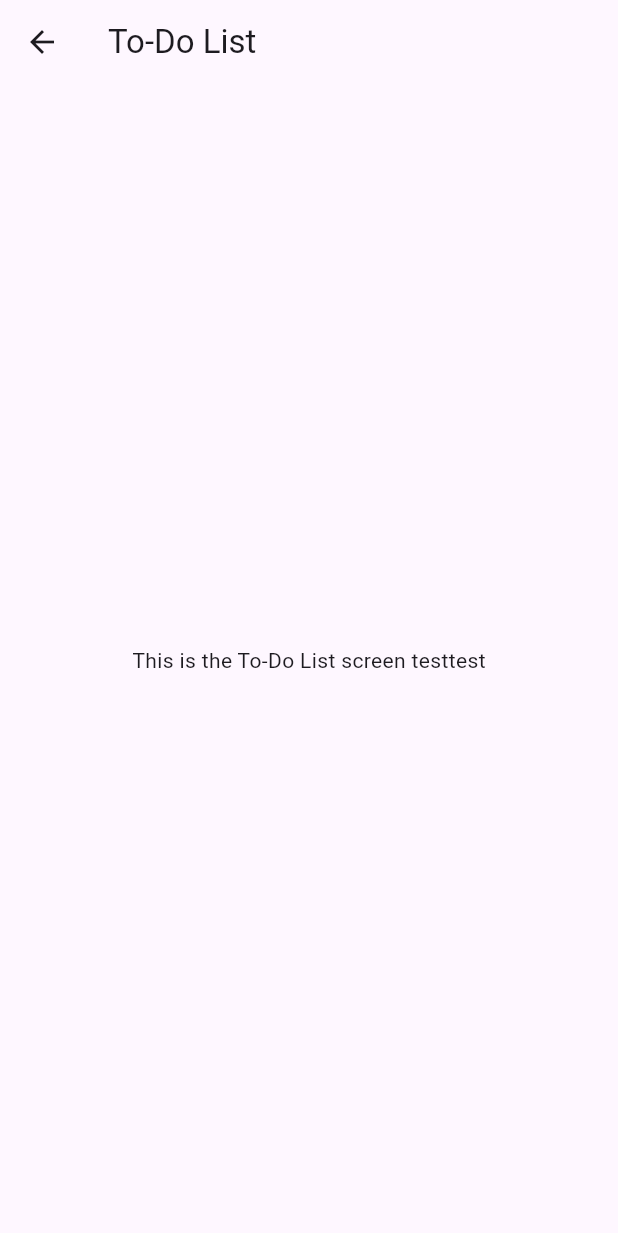
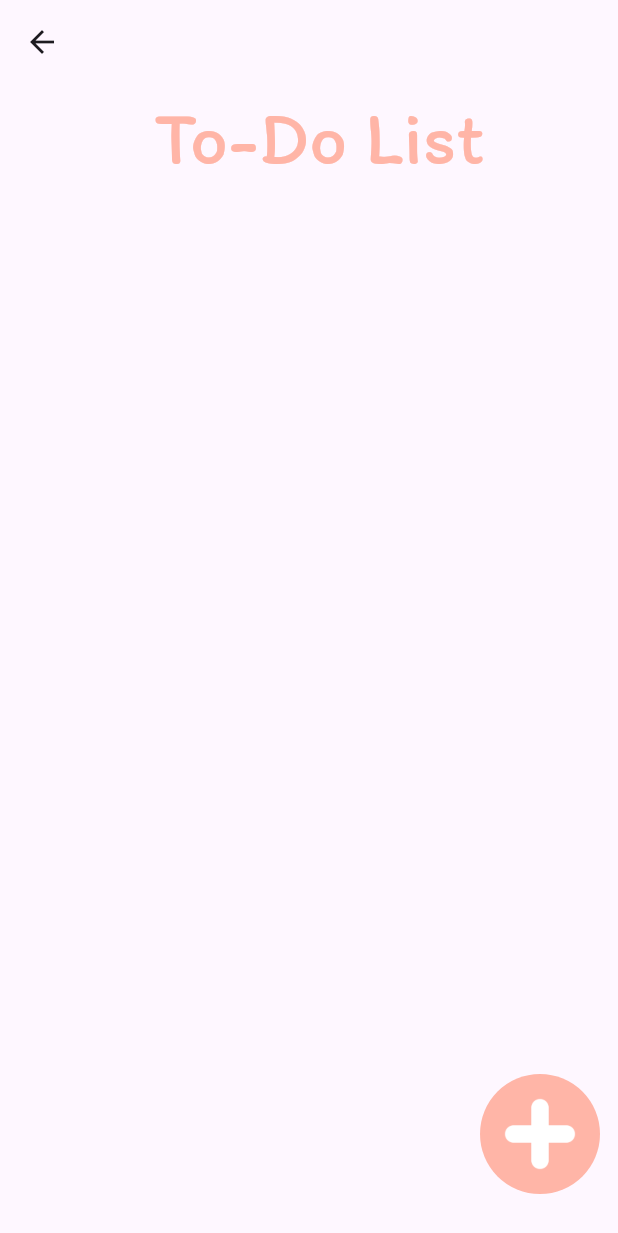
Before and after one commit to Sirawittop/Flutter-Final-Mobile-Project, a Flutter app: the ToDoList screen opened directly, on a phone screen of 412 x 824 dp. Shown: the top 1233 px of the screen. Run offline on Flutter 3.47's test engine with Material 3 defaults, Android fonts, the phone set to English and light mode, and no system bars.

Commit message:
Update Layout 4 Func

```diff
--- a/lib/ToDoList.dart
+++ b/lib/ToDoList.dart
@@ -3,12 +3,56 @@ import 'package:flutter/material.dart';
 class ToDoList extends StatelessWidget {
   @override
   Widget build(BuildContext context) {
-    return Scaffold(
+    return  Scaffold(
       appBar: AppBar(
-        title: Text('To-Do List'),
       ),
-      body: Center(
-        child: Text('This is the To-Do List screen testtest'),
+      body:  Center(
+        child: Stack(
+          children: [
+            const Positioned(
+              left: 103, // Adjust the left position as needed
+              top: 0, // Adjust the top position as needed
+              child: Text(
+                "To-Do List",
+                style: TextStyle(
+                  fontSize: 50,
+                  fontFamily: "Itim",
+                  color: Color.fromRGBO(255, 181, 167, 1),
+                ),
+              ),
+            ),
+            Positioned(
+              left: 320, // Adjust the left position of the circle
+              top: 660, // Adjust the top position of the circle
+              child: Container(
+                width: 80, // Diameter of the circle
+                height: 80, // Diameter of the circle
+                decoration: const BoxDecoration(
+                  shape: BoxShape.circle,
+                  color: Color.fromRGBO(255, 181, 167, 1),// Color of the circle
+                ),
+              ),
+            ),
+            Positioned(
+              left: 325,
+              top: 665,
+              child: Container(
+                width: 70,
+                height: 70,
+                child: Image.asset('icon/add.png'), // Path to your image asset
+              ),
+            ),
+            Positioned(
+              left: 0, // Adjust the left position of the rectangle
+              top: 770, // Adjust the top position of the rectangle
+              child: Container(
+                width: 430, // Width of the rectangle
+                height: 100, // Height of the rectangle
+                color: Color.fromRGBO(255, 181, 167, 1), // Color of the rectangle
+              ),
+            ),
+          ],
+        ),
       ),
     );
   }
--- a/pubspec.yaml
+++ b/pubspec.yaml
@@ -64,6 +64,8 @@ flutter:
     - icon/grammerly.png
     - icon/timer.png
     - icon/note.png
+    - icon/home.png
+    - icon/add.png
   #   - images/a_dot_ham.jpeg
 
   # An image asset can refer to one or more resolution-specific "variants", see
```
Also changed, not shown: lib/Mood.dart (+27 -3 lines), lib/Note.dart (+48 -4 lines), lib/Studytime.dart (+28 -4 lines), icon/add.png (added), icon/home.png (added), 11 other files.
